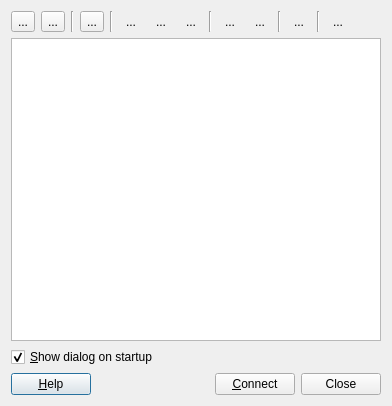
Old version of the form src/ui/hostlistdialog.ui in the repository kitech/nullfxp.
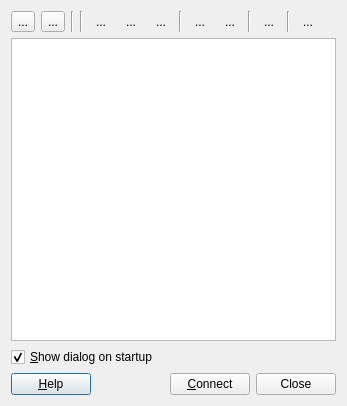
New version of the form. Icons and pictures are not drawn.

Diff of the .ui file:
```diff
--- a/src/ui/hostlistdialog.ui
+++ b/src/ui/hostlistdialog.ui
@@ -6,7 +6,7 @@
    <rect>
     <x>0</x>
     <y>0</y>
-    <width>392</width>
+    <width>347</width>
     <height>406</height>
    </rect>
   </property>
@@ -49,16 +49,6 @@
        </property>
       </widget>
      </item>
-     <item>
-      <widget class="QToolButton" name="toolButton_5">
-       <property name="toolTip">
-        <string>New Session</string>
-       </property>
-       <property name="text">
-        <string>...</string>
-       </property>
-      </widget>
-     </item>
      <item>
       <widget class="Line" name="line_2">
        <property name="orientation">
```
